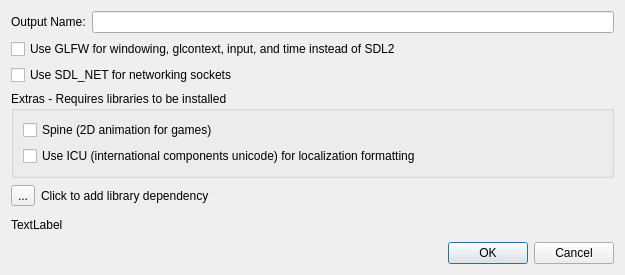
The window that Editor/src/Assets/Source/SourceSettingsDlg.ui (GameOverture/HarmonyEngine) describes before a commit, drawn with Qt 5.
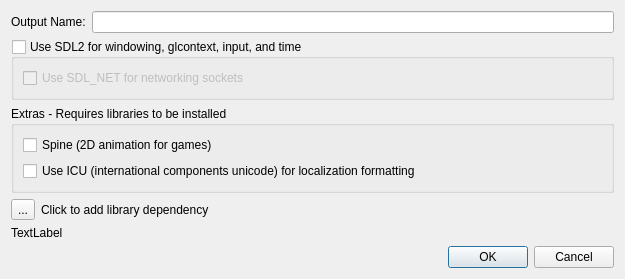
The same window after the commit. Icons and pictures are not drawn.

What changed in the file:
```diff
--- a/Editor/src/Assets/Source/SourceSettingsDlg.ui
+++ b/Editor/src/Assets/Source/SourceSettingsDlg.ui
@@ -45,17 +45,25 @@
     </layout>
    </item>
    <item>
-    <widget class="QCheckBox" name="chkUseGlfw">
-     <property name="text">
-      <string>Use GLFW for windowing, glcontext, input, and time instead of SDL2</string>
+    <widget class="QGroupBox" name="grpSdl2">
+     <property name="title">
+      <string>Use SDL2 for windowing, glcontext, input, and time</string>
      </property>
-    </widget>
-   </item>
+     <property name="checkable">
+      <bool>true</bool>
+     </property>
+     <property name="checked">
+      <bool>false</bool>
+     </property>
+     <layout class="QVBoxLayout" name="verticalLayout_2">
    <item>
     <widget class="QCheckBox" name="chkUseSdlNet">
      <property name="text">
       <string>Use SDL_NET for networking sockets</string>
      </property>
+       </widget>
+      </item>
+     </layout>
     </widget>
    </item>
    <item>
```
Lines whose indentation alone changed are shown as unchanged.
